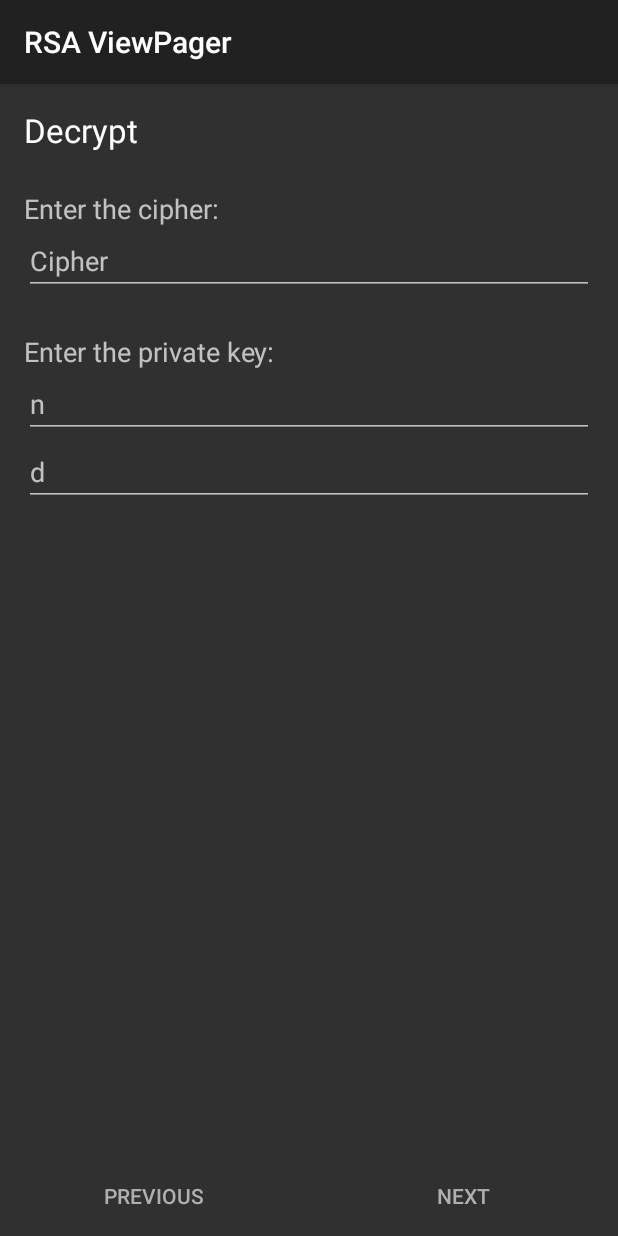
After one commit to teinvdlugt/SmartCalc, an Android app: the fragment RSAFragmentDecrypt placed in its activity, on a phone screen of 412 x 824 dp. The commit adds this screen. Run offline under Robolectric (Android 15) with nearby library versions, the phone set to English and light mode, and no system bars.

Commit message:
Add Decrypt functionality to RSA

```diff
--- /dev/null
+++ b/app/src/main/java/com/teinproductions/tein/smartcalc/maths/RSAFragmentDecrypt.java
@@ -0,0 +1,50 @@
+package com.teinproductions.tein.smartcalc.maths;
+
+import android.os.Bundle;
+import android.support.annotation.Nullable;
+import android.support.v4.app.Fragment;
+import android.view.LayoutInflater;
+import android.view.View;
+import android.view.ViewGroup;
+import android.widget.EditText;
+
+import com.teinproductions.tein.smartcalc.CustomDialog;
+import com.teinproductions.tein.smartcalc.R;
+
+import java.math.BigInteger;
+
+public class RSAFragmentDecrypt extends Fragment {
+
+    private EditText nET, dET, cipherET;
+
+    @Override
+    public View onCreateView(LayoutInflater inflater, @Nullable ViewGroup container, @Nullable Bundle savedInstanceState) {
+        View layout = inflater.inflate(R.layout.fragment_rsa_decrypt, container, false);
+
+        nET = (EditText) layout.findViewById(R.id.n_editText);
+        dET = (EditText) layout.findViewById(R.id.d_editText);
+        cipherET = (EditText) layout.findViewById(R.id.cipher_editText);
+
+        return layout;
+    }
+
+    public void onClickDecrypt() {
+        if (nET.length() == 0 || dET.length() == 0 || cipherET.length() == 0) {
+            CustomDialog.newInstance("", getString(R.string.fill_all_fields))
+                    .show(getActivity().getSupportFragmentManager(), "fill_all_fields_dialog");
+        } else {
+            decrypt();
+        }
+    }
+
+    private void decrypt() {
+        BigInteger cipher = new BigInteger(cipherET.getText().toString());
+        int d = Integer.parseInt(dET.getText().toString());
+        BigInteger n = new BigInteger(nET.getText().toString());
+
+        BigInteger message = cipher.pow(d).mod(n);
+
+        CustomDialog.newInstance("", getString(R.string.the_message_is) + message.toString())
+                .show(getActivity().getSupportFragmentManager(), "the_cipher_is_dialog");
+    }
+}
--- a/app/src/main/java/com/teinproductions/tein/smartcalc/maths/RSAFragmentEncrypt.java
+++ b/app/src/main/java/com/teinproductions/tein/smartcalc/maths/RSAFragmentEncrypt.java
@@ -15,7 +15,7 @@ import java.math.BigInteger;
 
 public class RSAFragmentEncrypt extends Fragment {
 
-    EditText nET, eET, messageET;
+    private EditText nET, eET, messageET;
 
     @Override
     public View onCreateView(LayoutInflater inflater, @Nullable ViewGroup container, @Nullable Bundle savedInstanceState) {
@@ -47,7 +47,7 @@ public class RSAFragmentEncrypt extends Fragment {
 
         BigInteger cipher = message.pow(e).mod(n);
 
-        CustomDialog.newInstance("", "The cipher is " + cipher.toString())
+        CustomDialog.newInstance("", getString(R.string.the_cipher_is) + cipher.toString())
                 .show(getActivity().getSupportFragmentManager(), "the_cipher_is_dialog");
     }
 }
--- /dev/null
+++ b/app/src/main/res/layout/fragment_rsa_decrypt.xml
@@ -0,0 +1,48 @@
+<?xml version="1.0" encoding="utf-8"?>
+<LinearLayout xmlns:android="http://schemas.android.com/apk/res/android"
+    android:layout_width="match_parent"
+    android:layout_height="match_parent"
+    android:orientation="vertical">
+
+    <TextView
+        android:layout_width="wrap_content"
+        android:layout_height="wrap_content"
+        android:text="@string/decrypt"
+        android:textAppearance="?android:attr/textAppearanceLarge" />
+
+    <TextView
+        android:layout_marginTop="25dp"
+        android:layout_width="wrap_content"
+        android:layout_height="wrap_content"
+        android:text="@string/enter_the_cipher"
+        android:textAppearance="?android:attr/textAppearanceMedium" />
+
+    <EditText
+        android:id="@+id/cipher_editText"
+        android:layout_width="match_parent"
+        android:layout_height="wrap_content"
+        android:hint="@string/cipher"
+        android:inputType="number" />
+
+    <TextView
+        android:layout_marginTop="25dp"
+        android:layout_width="wrap_content"
+        android:layout_height="wrap_content"
+        android:text="@string/enter_the_private_key"
+        android:textAppearance="?android:attr/textAppearanceMedium" />
+
+    <EditText
+        android:id="@+id/n_editText"
+        android:layout_width="match_parent"
+        android:layout_height="wrap_content"
+        android:hint="n"
+        android:inputType="number" />
+
+    <EditText
+        android:id="@+id/d_editText"
+        android:layout_width="match_parent"
+        android:layout_height="wrap_content"
+        android:hint="d"
+        android:inputType="number" />
+
+</LinearLayout>
--- a/app/src/main/res/values/strings.xml
+++ b/app/src/main/res/values/strings.xml
@@ -388,5 +388,10 @@
     <string name="fill_all_fields">Please fill all fields</string>
     <string name="message_gt_n_title">The message is greater than n</string>
     <string name="message_gt_n_message">This leads to incorrect encryption</string>
+    <string name="enter_the_cipher">Enter the cipher:</string>
+    <string name="cipher">Cipher</string>
+    <string name="enter_the_private_key">Enter the private key:</string>
+    <string name="the_message_is">"The message is "</string>
+    <string name="the_cipher_is">"The cipher is "</string>
 
 </resources>
```
Also changed, not shown: app/src/main/java/com/teinproductions/tein/smartcalc/maths/RSAEncryptionActivityViewPager.java (+22 -1 lines).
